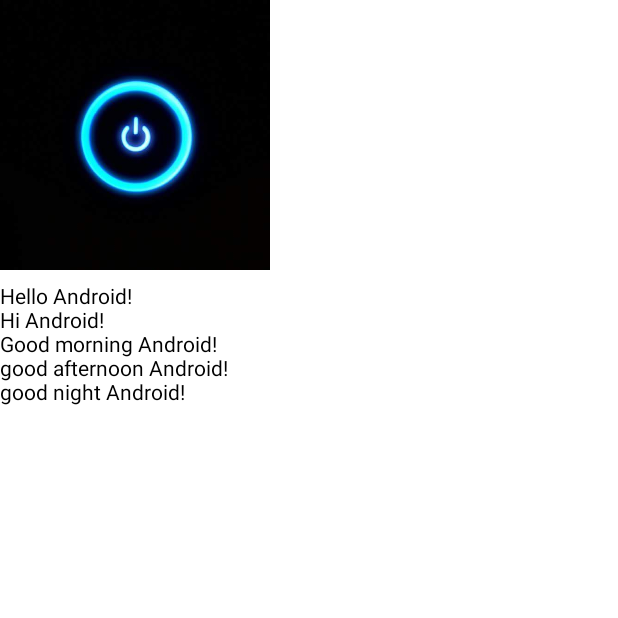
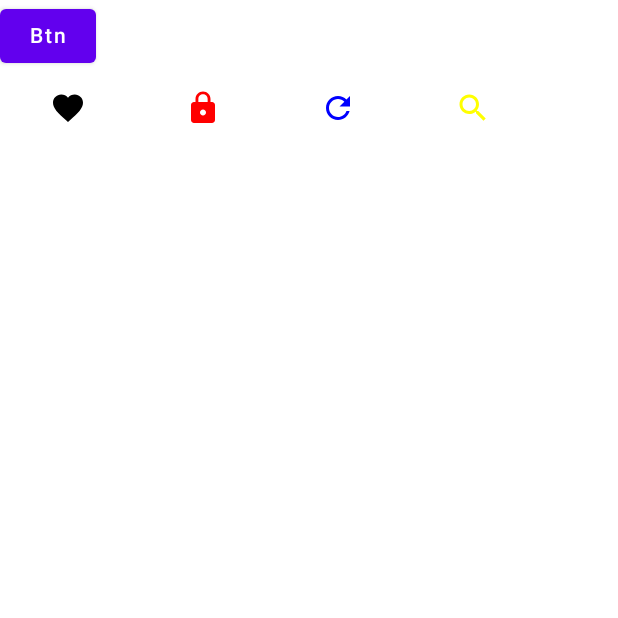
Before and after one commit to Nolions/ExerciseJetpackCompose, an Android app built with Jetpack Compose: the screen it shows after launch (MainActivity before the commit, ButtonTestActivity after it), on a phone screen of 412 x 824 dp, the top half of it. Run offline under Robolectric (Android 15) with nearby library versions, the light colour scheme and no system bars.

Commit message:
[feature] Button & IconButton

```diff
--- a/app/build.gradle
+++ b/app/build.gradle
@@ -50,4 +50,5 @@ dependencies {
     implementation "androidx.compose.ui:ui-tooling:$compose_version"
     implementation 'androidx.lifecycle:lifecycle-runtime-ktx:2.3.1'
     implementation 'androidx.activity:activity-compose:1.3.0-alpha02'
+    androidTestImplementation "androidx.compose.ui:ui-test-junit4:$compose_version"
 }
--- /dev/null
+++ b/app/src/main/java/tw/nolions/exercisejetpackcompose/ButtonTestActivity.kt
@@ -0,0 +1,112 @@
+package tw.nolions.exercisejetpackcompose
+
+import android.content.Context
+import android.os.Bundle
+import android.widget.Toast
+import androidx.activity.ComponentActivity
+import androidx.activity.compose.setContent
+import androidx.compose.foundation.layout.Column
+import androidx.compose.foundation.layout.Row
+import androidx.compose.foundation.layout.fillMaxWidth
+import androidx.compose.foundation.layout.width
+import androidx.compose.material.Button
+import androidx.compose.material.Icon
+import androidx.compose.material.IconButton
+import androidx.compose.material.Text
+import androidx.compose.material.icons.Icons
+import androidx.compose.material.icons.filled.Favorite
+import androidx.compose.material.icons.filled.Lock
+import androidx.compose.material.icons.filled.Refresh
+import androidx.compose.material.icons.filled.Search
+import androidx.compose.runtime.Composable
+import androidx.compose.runtime.mutableStateOf
+import androidx.compose.runtime.remember
+import androidx.compose.ui.Modifier
+import androidx.compose.ui.graphics.Color
+import androidx.compose.ui.graphics.vector.ImageVector
+import androidx.compose.ui.platform.LocalContext
+import androidx.compose.ui.text.font.FontWeight
+import androidx.compose.ui.tooling.preview.Preview
+import androidx.compose.ui.unit.dp
+import androidx.compose.ui.unit.sp
+
+const val TAG = "ButtonTest"
+
+class ButtonTestActivity : ComponentActivity() {
+    override fun onCreate(savedInstanceState: Bundle?) {
+        super.onCreate(savedInstanceState)
+
+        setContent {
+            Button()
+        }
+    }
+}
+
+@Composable
+fun Button() {
+    val iconBtnModifier = Modifier.width(90.dp)
+    val text = remember { mutableStateOf("") }
+    val context = LocalContext.current
+
+    Column {
+
+        Button(
+            onClick = { text.value = "btn clicked." }) {
+            Text(text = "Btn")
+        }
+
+        Row(Modifier.fillMaxWidth()) {
+            IconBtn(Icons.Filled.Favorite, iconBtnModifier, Color.Black) {
+                text.value = "Favorite clicked."
+                toastAlert(context, text.value)
+            }
+
+            IconBtn(Icons.Filled.Lock, iconBtnModifier, Color.Red) {
+                text.value = "Lock clicked."
+                toastAlert(context, text.value)
+            }
+
+            IconBtn(Icons.Filled.Refresh, iconBtnModifier, Color.Blue) {
+                text.value = "Refresh clicked."
+                toastAlert(context, text.value)
+            }
+
+            IconBtn(Icons.Filled.Search, iconBtnModifier, Color.Yellow) {
+                text.value = "Search clicked."
+
+                toastAlert(context, text.value)
+            }
+        }
+
+        Text(
+            text = text.value,
+            fontWeight = FontWeight.Bold,
+            fontSize = 25.sp,
+        )
+
+    }
+}
+
+fun toastAlert(context: Context, text: String) {
+    Toast.makeText(context, text, Toast.LENGTH_LONG).show()
+}
+
+@Composable
+private fun IconBtn(icon: ImageVector, modifier: Modifier, color: Color, f: () -> Unit) {
+    IconButton(
+        onClick = { f.invoke() },
+        modifier = modifier
+    ) {
+        Icon(
+            imageVector = icon,
+            contentDescription = null,
+            tint = color,
+        )
+    }
+}
+
+@Preview(showBackground = true)
+@Composable
+fun DefaultPreview() {
+    Button()
+}
--- a/app/src/main/res/values/strings.xml
+++ b/app/src/main/res/values/strings.xml
@@ -1,3 +1,4 @@
 <resources>
     <string name="app_name">exercisejetpackCompose</string>
+    <string name="title_activity_test">TestActivity</string>
 </resources>
```
Also changed, not shown: app/src/main/AndroidManifest.xml (+9 -2 lines), 1 other file.
